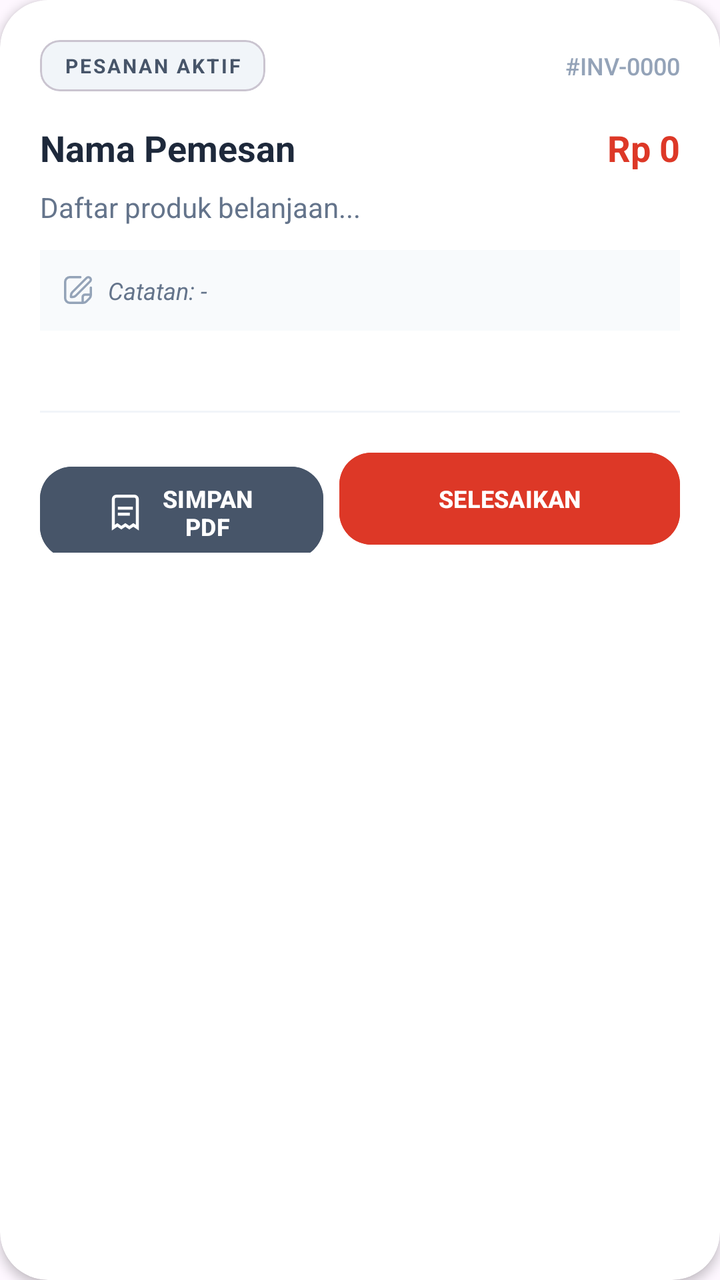
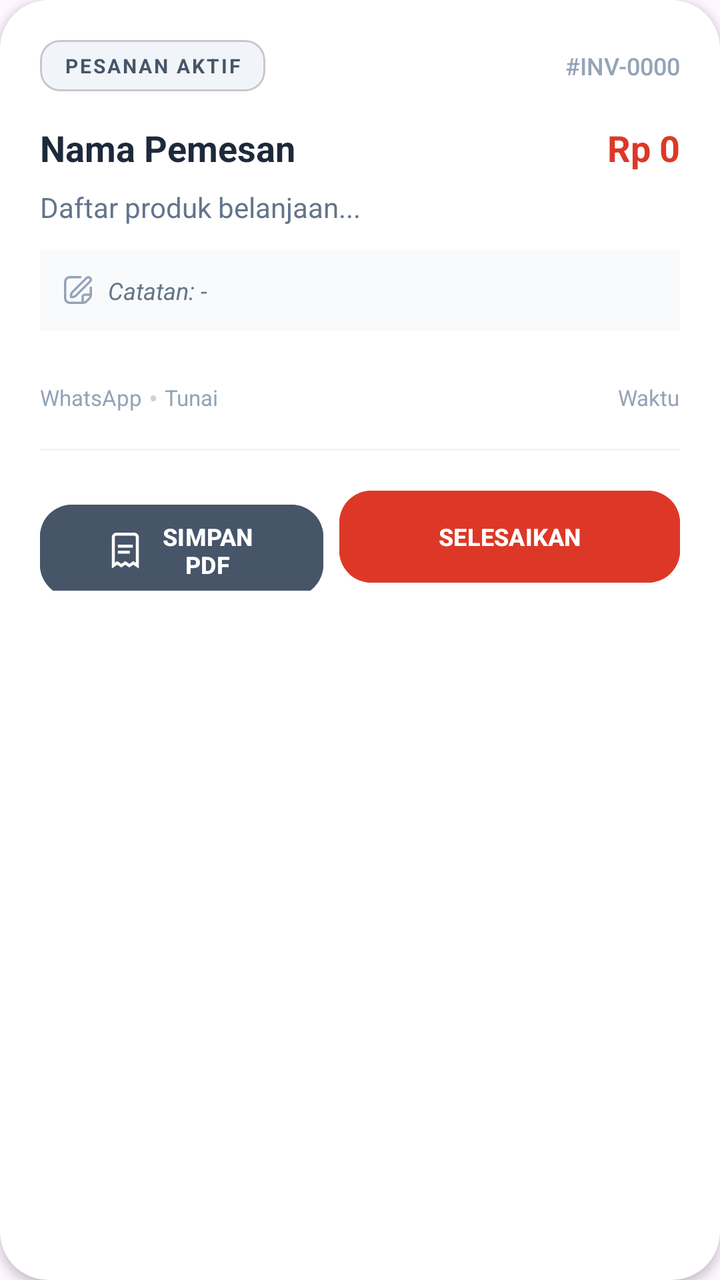

Before-and-after screenshots of an Android layout around one commit, followed by the original layout XML and the change that was made.
<!-- AndroidManifest.xml: application theme Theme.SmolieGiftMobile -->
<!-- res/layout/item_transaksi_admin.xml -->
<?xml version="1.0" encoding="utf-8"?>
<com.google.android.material.card.MaterialCardView xmlns:android="http://schemas.android.com/apk/res/android"
    xmlns:app="http://schemas.android.com/apk/res-auto"
    android:layout_width="match_parent"
    android:layout_height="wrap_content"
    android:layout_marginBottom="16dp"
    android:layout_marginHorizontal="4dp"
    app:cardCornerRadius="24dp"
    app:cardElevation="3dp"
    app:strokeWidth="0dp"
    app:cardBackgroundColor="#FFFFFF">

    <LinearLayout
        android:layout_width="match_parent"
        android:layout_height="wrap_content"
        android:orientation="vertical"
        android:padding="20dp">

        
        <LinearLayout
            android:layout_width="match_parent"
            android:layout_height="wrap_content"
            android:orientation="horizontal"
            android:gravity="center_vertical"
            android:layout_marginBottom="16dp">

            <com.google.android.material.card.MaterialCardView
                android:id="@+id/cvStatusBadge"
                android:layout_width="wrap_content"
                android:layout_height="wrap_content"
                app:cardCornerRadius="10dp"
                app:cardElevation="0dp"
                app:cardBackgroundColor="#F1F5F9"
                app:contentPaddingLeft="12dp"
                app:contentPaddingRight="12dp"
                app:contentPaddingTop="6dp"
                app:contentPaddingBottom="6dp">
                <TextView
                    android:id="@+id/tvAdminTransStatusLabel"
                    android:layout_width="wrap_content"
                    android:layout_height="wrap_content"
                    android:text="PESANAN AKTIF"
                    android:textColor="#475569"
                    android:textStyle="bold"
                    android:textSize="10sp"
                    android:letterSpacing="0.1"/>
            </com.google.android.material.card.MaterialCardView>

            <View android:layout_width="0dp" android:layout_height="0dp" android:layout_weight="1"/>

            <TextView
                android:id="@+id/tvAdminTransId"
                android:layout_width="wrap_content"
                android:layout_height="wrap_content"
                android:text="#INV-0000"
                android:textColor="#94A3B8"
                android:textSize="12sp"
                android:fontFamily="sans-serif-medium"/>
        </LinearLayout>

        
        <RelativeLayout
            android:layout_width="match_parent"
            android:layout_height="wrap_content"
            android:layout_marginBottom="8dp">
            <TextView
                android:id="@+id/tvAdminTransNama"
                android:layout_width="wrap_content"
                android:layout_height="wrap_content"
                android:text="Nama Pemesan"
                android:textColor="#1E293B"
                android:textStyle="bold"
                android:textSize="18sp"
                android:layout_alignParentStart="true"
                android:layout_toStartOf="@+id/tvAdminTransTotal"
                android:layout_marginEnd="8dp"/>
            <TextView
                android:id="@+id/tvAdminTransTotal"
                android:layout_width="wrap_content"
                android:layout_height="wrap_content"
                android:text="Rp 0"
                android:textColor="#DD3827"
                android:textStyle="bold"
                android:textSize="18sp"
                android:layout_alignParentEnd="true"/>
        </RelativeLayout>

        
        <TextView
            android:id="@+id/tvAdminTransProduk"
            android:layout_width="match_parent"
            android:layout_height="wrap_content"
            android:text="Daftar produk belanjaan..."
            android:textColor="#64748B"
            android:textSize="14sp"
            android:lineSpacingExtra="3dp"
            android:layout_marginBottom="12dp"/>

        
        <LinearLayout
            android:layout_width="match_parent"
            android:layout_height="wrap_content"
            android:orientation="horizontal"
            android:background="#F8FAFC"
            android:padding="12dp"
            android:gravity="center_vertical"
            android:layout_marginBottom="12dp">
            <ImageView
                android:layout_width="14dp"
                android:layout_height="14dp"
                android:src="@drawable/edit"
                app:tint="#94A3B8"/>
            <TextView
                android:id="@+id/tvAdminTransCatatan"
                android:layout_width="match_parent"
                android:layout_height="wrap_content"
                android:text="Catatan: -"
                android:textColor="#64748B"
                android:textSize="12sp"
                android:textStyle="italic"
                android:layout_marginStart="8dp"/>
        </LinearLayout>

        
        <LinearLayout
            android:id="@+id/llContainerImage"
            android:layout_width="match_parent"
            android:layout_height="wrap_content"
            android:orientation="vertical"
            android:layout_marginTop="4dp"
            android:visibility="gone">
            <TextView
                android:layout_width="wrap_content"
                android:layout_height="wrap_content"
                android:text="Lampiran Gambar:"
                android:textSize="11sp"
                android:textColor="#94A3B8"
                android:layout_marginBottom="4dp"/>
            <com.google.android.material.card.MaterialCardView
                android:layout_width="100dp"
                android:layout_height="100dp"
                app:cardCornerRadius="12dp"
                app:cardElevation="0dp"
                app:strokeWidth="1dp"
                app:strokeColor="#F1F5F9">
                <ImageView
                    android:id="@+id/ivCustomDesignAdmin"
                    android:layout_width="match_parent"
                    android:layout_height="match_parent"
                    android:scaleType="centerCrop"/>
            </com.google.android.material.card.MaterialCardView>
        </LinearLayout>

        
        <LinearLayout
            android:layout_width="match_parent"
            android:layout_height="wrap_content"
            android:orientation="horizontal"
            android:layout_marginTop="12dp"
            android:gravity="center_vertical">
            <TextView android:id="@+id/tvAdminTransWa" android:layout_width="wrap_content" android:text="WhatsApp" android:textColor="#94A3B8" android:textSize="11sp"/>
            <TextView android:layout_width="wrap_content" android:text=" • " android:textColor="#CBD5E1"/>
            <TextView android:id="@+id/tvAdminTransMetode" android:layout_width="wrap_content" android:text="Tunai" android:textColor="#94A3B8" android:textSize="11sp"/>
            <View android:layout_width="0dp" android:layout_height="0dp" android:layout_weight="1"/>
            <TextView android:id="@+id/tvAdminTransTanggal" android:layout_width="wrap_content" android:text="Waktu" android:textColor="#94A3B8" android:textSize="11sp"/>
        </LinearLayout>

        <View android:layout_width="match_parent" android:layout_height="1dp" android:background="#F1F5F9" android:layout_marginTop="16dp" android:layout_marginBottom="16dp"/>

        
        <LinearLayout
            android:layout_width="match_parent"
            android:layout_height="wrap_content"
            android:orientation="horizontal">

            <com.google.android.material.button.MaterialButton
                android:id="@+id/btnCetakStruk"
                android:layout_width="0dp"
                android:layout_weight="1"
                android:layout_height="54dp"
                android:text="SIMPAN PDF"
                android:textColor="#FFFFFF"
                android:textSize="12sp"
                android:textStyle="bold"
                app:cornerRadius="16dp"
                app:icon="@drawable/receipt"
                app:iconGravity="textStart"
                app:iconTint="#FFFFFF"
                android:backgroundTint="#475569"
                android:layout_marginEnd="8dp"
                android:elevation="0dp"/>

            <com.google.android.material.button.MaterialButton
                android:id="@+id/btnSelesaiPesanan"
                android:layout_width="0dp"
                android:layout_weight="1.2"
                android:layout_height="54dp"
                android:text="SELESAIKAN"
                android:backgroundTint="#DD3827"
                android:textColor="#FFFFFF"
                android:textSize="12sp"
                android:textStyle="bold"
                app:cornerRadius="16dp"
                android:elevation="2dp"/>
        </LinearLayout>

    </LinearLayout>
</com.google.android.material.card.MaterialCardView>
<!-- resources referenced by this layout -->
<resources>
  <!-- drawable edit (drawable) -->
  <vector xmlns:android="http://schemas.android.com/apk/res/android"
      android:width="512dp"
      android:height="512dp"
      android:viewportWidth="24"
      android:viewportHeight="24">
    <path
        android:fillColor="#FF000000"
        android:pathData="M18.656,0.93 L6.464,13.122A4.966,4.966 0,0 0,5 16.657L5,18a1,1 0,0 0,1 1L7.343,19a4.966,4.966 0,0 0,3.535 -1.464L23.07,5.344a3.125,3.125 0,0 0,0 -4.414A3.194,3.194 0,0 0,18.656 0.93ZM21.656,3.93L9.464,16.122A3.02,3.02 0,0 1,7.343 17L7,17v-0.343a3.02,3.02 0,0 1,0.878 -2.121L20.07,2.344a1.148,1.148 0,0 1,1.586 0A1.123,1.123 0,0 1,21.656 3.93Z"/>
    <path
        android:fillColor="#FF000000"
        android:pathData="M23,8.979a1,1 0,0 0,-1 1V15H18a3,3 0,0 0,-3 3v4H5a3,3 0,0 1,-3 -3V5A3,3 0,0 1,5 2h9.042a1,1 0,0 0,0 -2H5A5.006,5.006 0,0 0,0 5V19a5.006,5.006 0,0 0,5 5H16.343a4.968,4.968 0,0 0,3.536 -1.464l2.656,-2.658A4.968,4.968 0,0 0,24 16.343V9.979A1,1 0,0 0,23 8.979ZM18.465,21.122a2.975,2.975 0,0 1,-1.465 0.8V18a1,1 0,0 1,1 -1h3.925a3.016,3.016 0,0 1,-0.8 1.464Z"/>
  </vector>
  <!-- drawable receipt (drawable) -->
  <vector xmlns:android="http://schemas.android.com/apk/res/android"
      android:width="512dp"
      android:height="512dp"
      android:viewportWidth="24"
      android:viewportHeight="24">
    <path
        android:fillColor="#FF000000"
        android:pathData="M21,23.9l-3.663,-2.511 -2.664,1.825 -2.666,-1.826L9.341,23.212 6.67,21.386 3,23.9V3A3,3 0,0 1,6 0H18a3,3 0,0 1,3 3ZM6.67,18.962l2.67,1.826 2.667,-1.826 2.666,1.826 2.665,-1.827L19,20.1V3a1,1 0,0 0,-1 -1H6A1,1 0,0 0,5 3V20.1Z"/>
    <path
        android:fillColor="#FF000000"
        android:pathData="M7,8h10v2h-10z"/>
    <path
        android:fillColor="#FF000000"
        android:pathData="M7,12h8v2h-8z"/>
  </vector>
  <style name="Theme.SmolieGiftMobile" parent="Base.Theme.SmolieGiftMobile" />
  <style name="Base.Theme.SmolieGiftMobile" parent="Theme.Material3.DayNight.NoActionBar">
          
          <item name="colorPrimary">#DD3827</item>
          <item name="colorOnPrimary">#FFFFFF</item>
      </style>
</resources>

<!-- the commit's change to res/layout/item_transaksi_admin.xml (unified diff, before → after) -->
@@ -158,11 +158,42 @@
             android:orientation="horizontal"
             android:layout_marginTop="12dp"
             android:gravity="center_vertical">
-            <TextView android:id="@+id/tvAdminTransWa" android:layout_width="wrap_content" android:text="WhatsApp" android:textColor="#94A3B8" android:textSize="11sp"/>
-            <TextView android:layout_width="wrap_content" android:text=" • " android:textColor="#CBD5E1"/>
-            <TextView android:id="@+id/tvAdminTransMetode" android:layout_width="wrap_content" android:text="Tunai" android:textColor="#94A3B8" android:textSize="11sp"/>
-            <View android:layout_width="0dp" android:layout_height="0dp" android:layout_weight="1"/>
-            <TextView android:id="@+id/tvAdminTransTanggal" android:layout_width="wrap_content" android:text="Waktu" android:textColor="#94A3B8" android:textSize="11sp"/>
+
+            <TextView
+                android:id="@+id/tvAdminTransWa"
+                android:layout_width="wrap_content"
+                android:layout_height="wrap_content"
+                android:text="WhatsApp"
+                android:textColor="#94A3B8"
+                android:textSize="11sp"/>
+
+            <TextView
+                android:layout_width="wrap_content"
+                android:layout_height="wrap_content"
+                android:text=" • "
+                android:textColor="#CBD5E1"/>
+
+            <TextView
+                android:id="@+id/tvAdminTransMetode"
+                android:layout_width="wrap_content"
+                android:layout_height="wrap_content"
+                android:text="Tunai"
+                android:textColor="#94A3B8"
+                android:textSize="11sp"/>
+
+            <View
+                android:layout_width="0dp"
+                android:layout_height="0dp"
+                android:layout_weight="1"/>
+
+            <TextView
+                android:id="@+id/tvAdminTransTanggal"
+                android:layout_width="wrap_content"
+                android:layout_height="wrap_content"
+                android:text="Waktu"
+                android:textColor="#94A3B8"
+                android:textSize="11sp"/>
+
         </LinearLayout>
 
         <View android:layout_width="match_parent" android:layout_height="1dp" android:background="#F1F5F9" android:layout_marginTop="16dp" android:layout_marginBottom="16dp"/>
